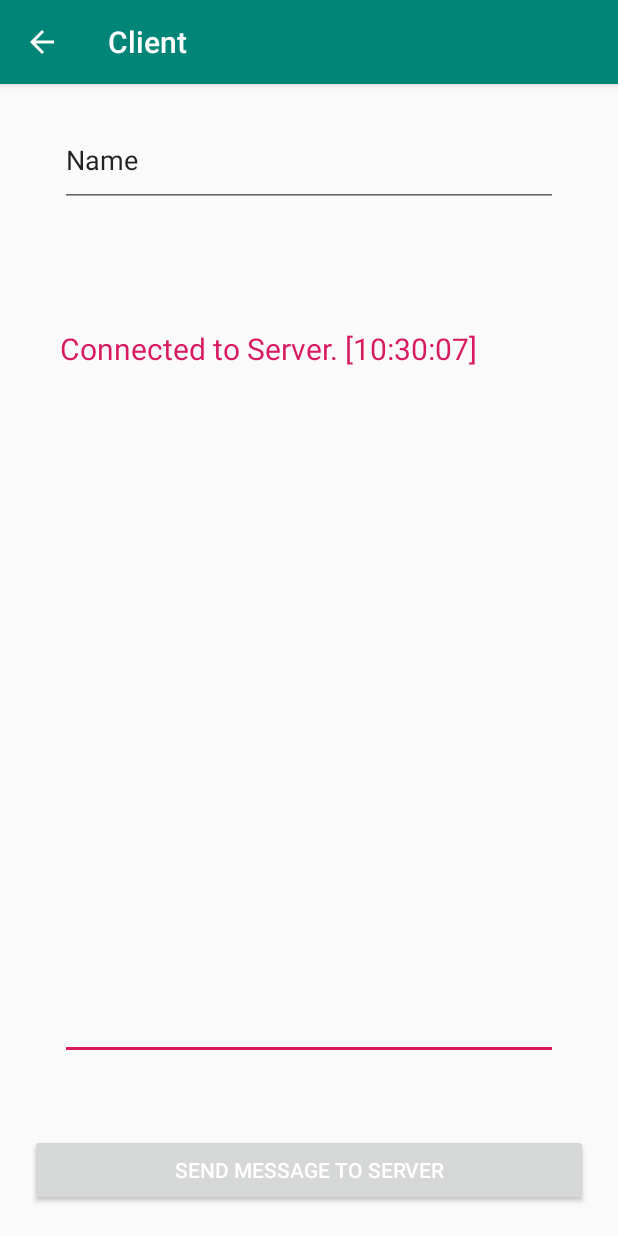
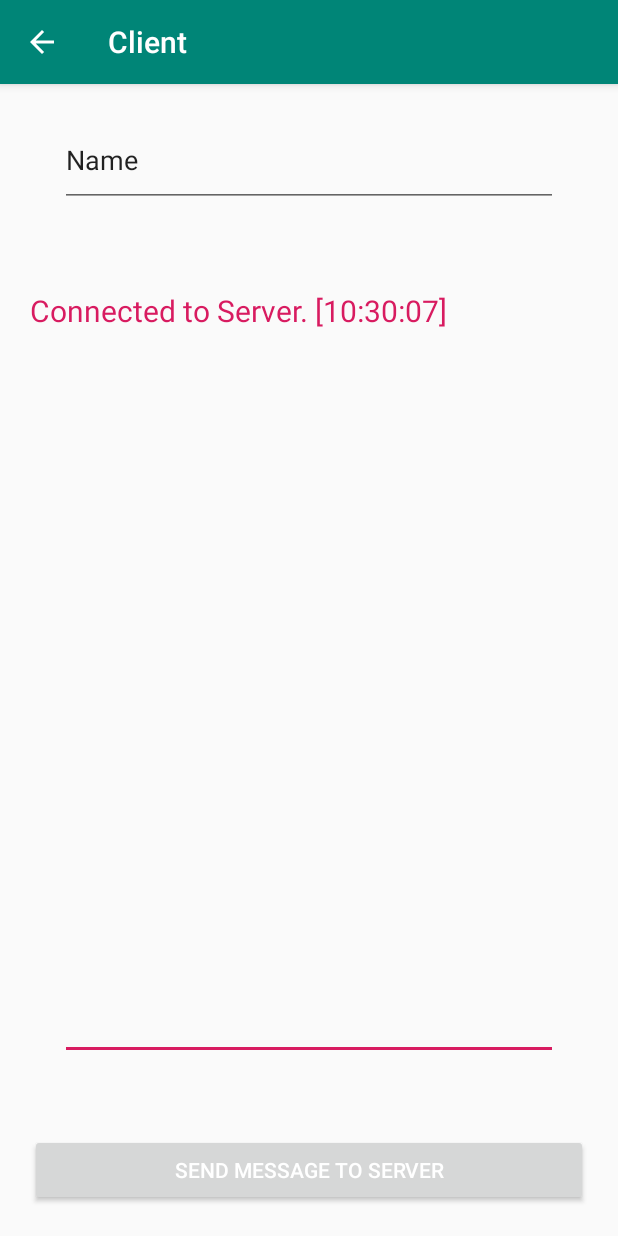
Before and after one commit to anb6536/Loop-Android, an Android app: the screen it shows after launch (ChatActivity), after a tap on "LOG-IN", on a phone screen of 412 x 824 dp. Run offline under Robolectric (Android 15) with nearby library versions, the phone set to English and light mode, and no system bars.

Commit message:
Added Clients Username

```diff
--- a/app/src/main/java/com/example/login/ChatActivity.java
+++ b/app/src/main/java/com/example/login/ChatActivity.java
@@ -1,5 +1,6 @@
 package com.example.login;
 
+import android.content.Intent;
 import android.graphics.Color;
 import android.os.Bundle;
 import android.os.Handler;
@@ -48,6 +49,9 @@ public class ChatActivity extends AppCompatActivity implements View.OnClickListe
         msgList = findViewById(R.id.msgList);
         edMessage = findViewById(R.id.edMessage);
         usernm = findViewById(R.id.usernm);
+
+        Intent intent = getIntent();
+        String clientUsername = intent.getExtras().getString("clientUsername");
 
         msgList.removeAllViews();
         clientThread = new ClientThread();
--- a/app/src/main/java/com/example/login/MainActivity.java
+++ b/app/src/main/java/com/example/login/MainActivity.java
@@ -36,6 +36,7 @@ public class MainActivity extends AppCompatActivity {
     public void login(){
         username = usrnm.getText().toString();
         Intent intent = new Intent(MainActivity.this, ChatActivity.class);
+        intent.putExtra("clientUsername", username);
         startActivity(intent);
     }
 }
--- a/app/src/main/res/layout/activity_chat.xml
+++ b/app/src/main/res/layout/activity_chat.xml
@@ -22,15 +22,8 @@
     <ScrollView
         android:layout_width="351dp"
         android:layout_height="408dp"
-        android:layout_above="@+id/edMessage"
-        android:layout_alignParentStart="true"
-        android:layout_alignParentLeft="true"
-        android:layout_alignParentEnd="true"
-        android:layout_alignParentRight="true"
-        android:layout_marginStart="20dp"
-        android:layout_marginEnd="20dp"
-        android:layout_marginRight="20dp"
-        android:layout_marginBottom="38dp">
+        android:layout_below="@+id/usernm"
+        android:layout_marginTop="52dp">
 
         <LinearLayout
             android:id="@+id/msgList"
```
